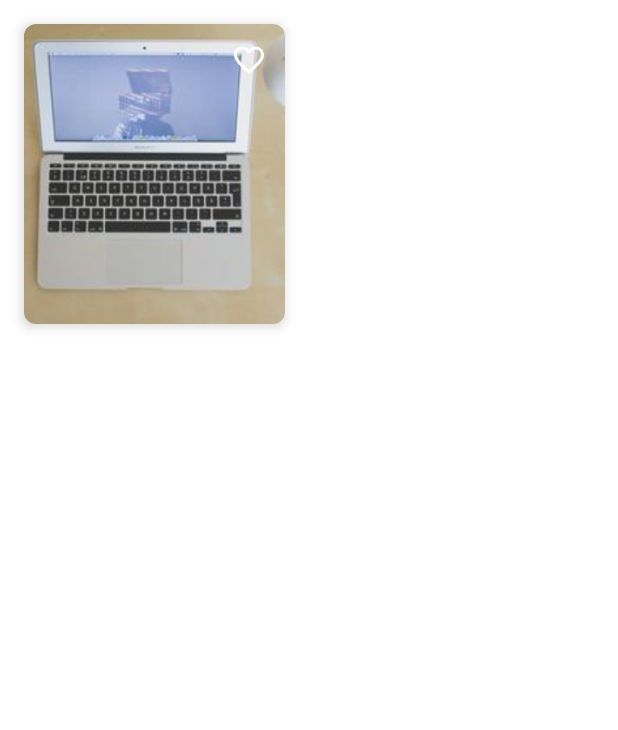
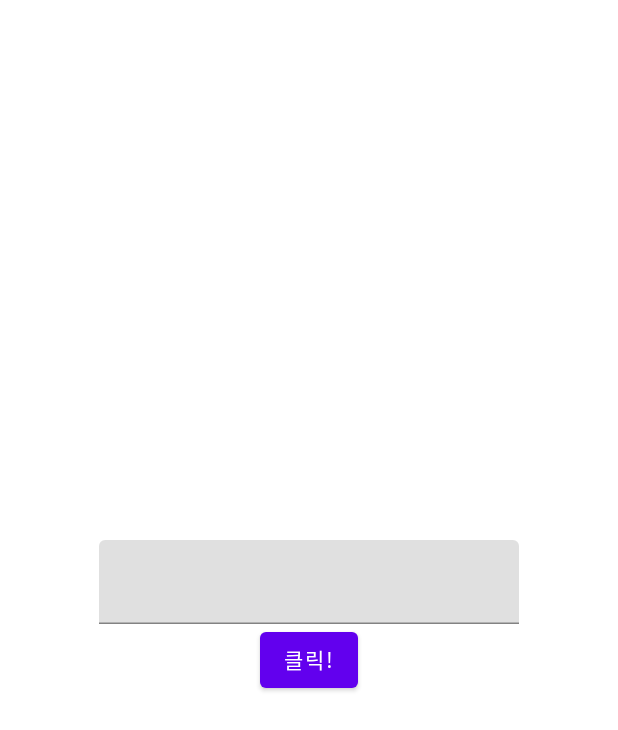
Before and after one commit to NunciosChums/JetpackCompseLearn, an Android app built with Jetpack Compose: the screen it shows after launch (MainActivity), on a phone screen of 412 x 824 dp. Shown: the top 730 px of the screen. Run offline under Robolectric (Android 15) with nearby library versions, the light colour scheme and no system bars.

Commit message:
keyboard, TextField, Button, Scaffold, Coroutine Scope

```diff
--- a/1_basic/app/src/main/java/kr/susemi99/basic/MainActivity.kt
+++ b/1_basic/app/src/main/java/kr/susemi99/basic/MainActivity.kt
@@ -3,70 +3,44 @@ package kr.susemi99.basic
 import android.os.Bundle
 import androidx.activity.ComponentActivity
 import androidx.activity.compose.setContent
-import androidx.compose.foundation.Image
-import androidx.compose.foundation.layout.*
-import androidx.compose.foundation.shape.RoundedCornerShape
-import androidx.compose.material.Card
-import androidx.compose.material.Icon
-import androidx.compose.material.IconButton
-import androidx.compose.material.icons.Icons
-import androidx.compose.material.icons.filled.Favorite
-import androidx.compose.material.icons.filled.FavoriteBorder
-import androidx.compose.runtime.Composable
-import androidx.compose.runtime.getValue
+import androidx.compose.foundation.layout.Arrangement
+import androidx.compose.foundation.layout.Column
+import androidx.compose.foundation.layout.fillMaxSize
+import androidx.compose.material.*
 import androidx.compose.runtime.mutableStateOf
-import androidx.compose.runtime.saveable.rememberSaveable
-import androidx.compose.runtime.setValue
+import androidx.compose.runtime.remember
+import androidx.compose.runtime.rememberCoroutineScope
 import androidx.compose.ui.Alignment
+import androidx.compose.ui.ExperimentalComposeUiApi
 import androidx.compose.ui.Modifier
-import androidx.compose.ui.graphics.Color
-import androidx.compose.ui.layout.ContentScale
-import androidx.compose.ui.res.painterResource
-import androidx.compose.ui.unit.dp
+import androidx.compose.ui.platform.LocalSoftwareKeyboardController
+import kotlinx.coroutines.launch
 
+@ExperimentalComposeUiApi
 class MainActivity : ComponentActivity() {
   override fun onCreate(savedInstanceState: Bundle?) {
     super.onCreate(savedInstanceState)
     setContent {
-      var isFavorite by rememberSaveable { mutableStateOf(false) }
+      val (text, setValue) = remember { mutableStateOf("") }
+      val scaffoldState = rememberScaffoldState()
+      val scope = rememberCoroutineScope()
+      val keyboardController = LocalSoftwareKeyboardController.current
 
-      ImageCard(
-        modifier = Modifier
-          .fillMaxWidth(0.5f)
-          .padding(16.dp),
-        isFavorite = isFavorite
-      ) { favorite -> isFavorite = favorite }
-    }
-  }
-}
-
-@Composable
-fun ImageCard(
-  modifier: Modifier = Modifier,
-  isFavorite: Boolean,
-  onTabFavorite: (Boolean) -> Unit
-) {
-  Card(
-    shape = RoundedCornerShape(8.dp),
-    elevation = 5.dp,
-    modifier = modifier
-  ) {
-    Box(Modifier.height(200.dp)) {
-      Image(
-        painter = painterResource(id = R.drawable.poster),
-        contentDescription = "포스터",
-        contentScale = ContentScale.Crop,
-        modifier = Modifier.fillMaxSize()
-      )
-      Box(modifier = Modifier.fillMaxSize(), contentAlignment = Alignment.TopEnd) {
-        IconButton(onClick = {
-          onTabFavorite(!isFavorite)
-        }) {
-          Icon(
-            imageVector = if (isFavorite) Icons.Default.Favorite else Icons.Default.FavoriteBorder,
-            contentDescription = "favorite",
-            tint = Color.White
-          )
+      Scaffold(
+        scaffoldState = scaffoldState
+      ) {
+        Column(
+          Modifier.fillMaxSize(),
+          verticalArrangement = Arrangement.Center,
+          horizontalAlignment = Alignment.CenterHorizontally
+        ) {
+          TextField(value = text, onValueChange = setValue)
+          Button(onClick = {
+            keyboardController?.hide()
+            scope.launch { scaffoldState.snackbarHostState.showSnackbar("hello $text") }
+          }) {
+            Text(text = "클릭!")
+          }
         }
       }
     }
```
